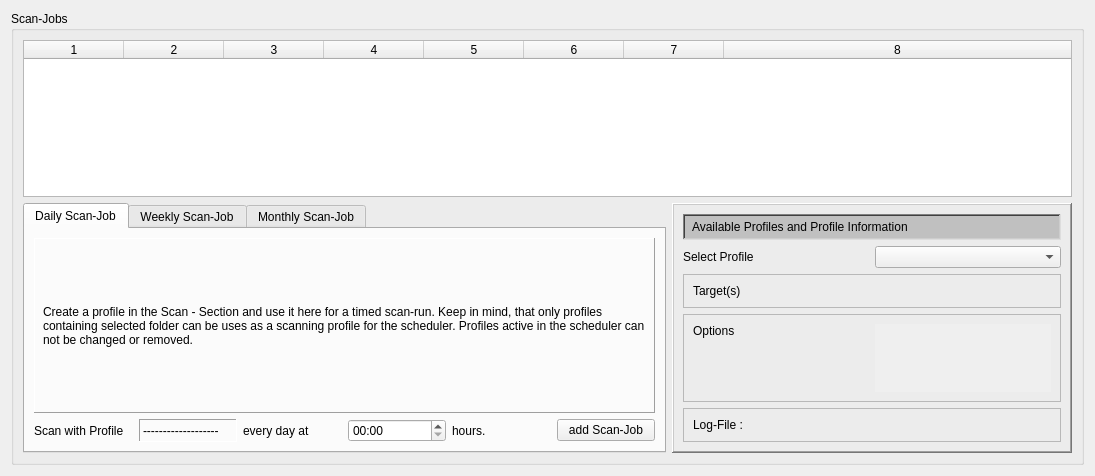
Above: ui/scheduler.ui from robinking623/clamav-gui before the change. Below: the same form after it.
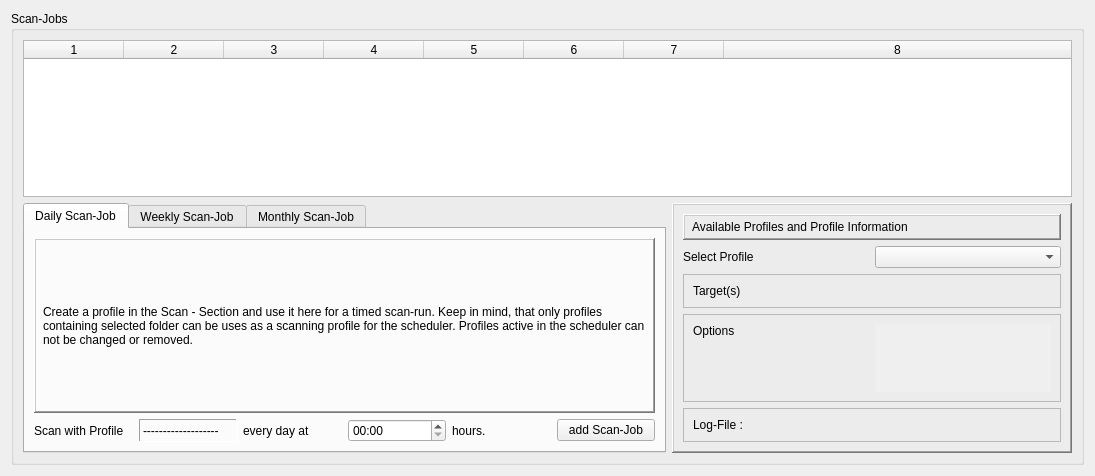
That is the form after the change. Icons and pictures are not drawn.

```diff
--- a/ui/scheduler.ui
+++ b/ui/scheduler.ui
@@ -113,7 +113,7 @@
              <string notr="true">padding:5px</string>
             </property>
             <property name="frameShape">
-             <enum>QFrame::Panel</enum>
+             <enum>QFrame::WinPanel</enum>
             </property>
             <property name="frameShadow">
              <enum>QFrame::Raised</enum>
@@ -426,13 +426,13 @@
          <item row="0" column="0">
           <widget class="QLabel" name="profileInfoHeaderLabel">
            <property name="styleSheet">
-            <string notr="true">padding:5px;background:#c0c0c0</string>
+            <string notr="true">padding:5px;</string>
            </property>
            <property name="frameShape">
             <enum>QFrame::WinPanel</enum>
            </property>
            <property name="frameShadow">
-            <enum>QFrame::Sunken</enum>
+            <enum>QFrame::Raised</enum>
            </property>
            <property name="text">
             <string>Available Profiles and Profile Information</string>
```
Left out of the diff: 26 changed lines with no effect on the pictures.
